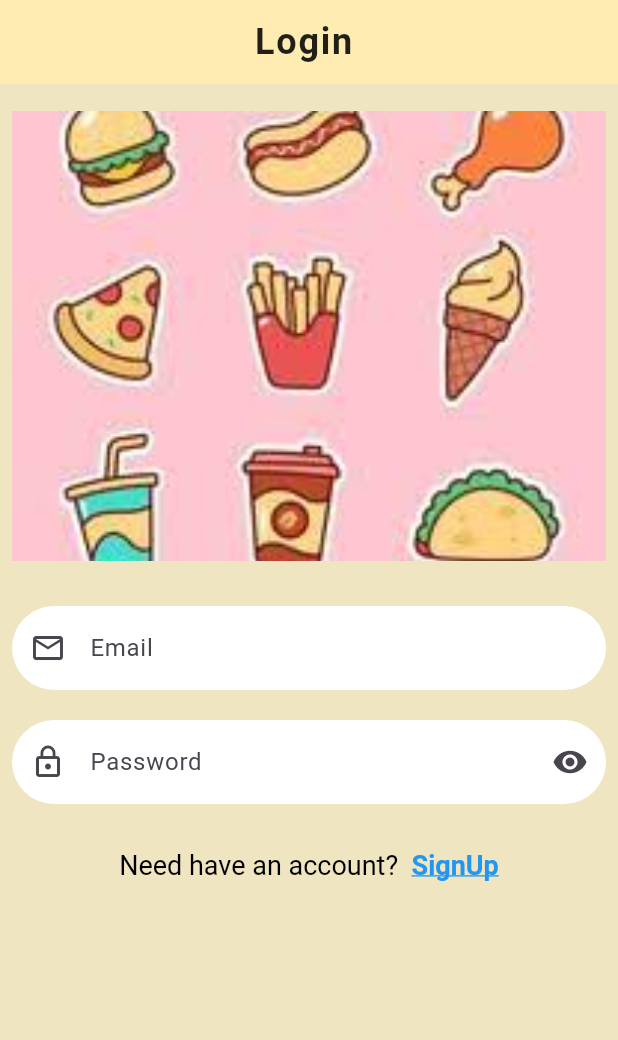
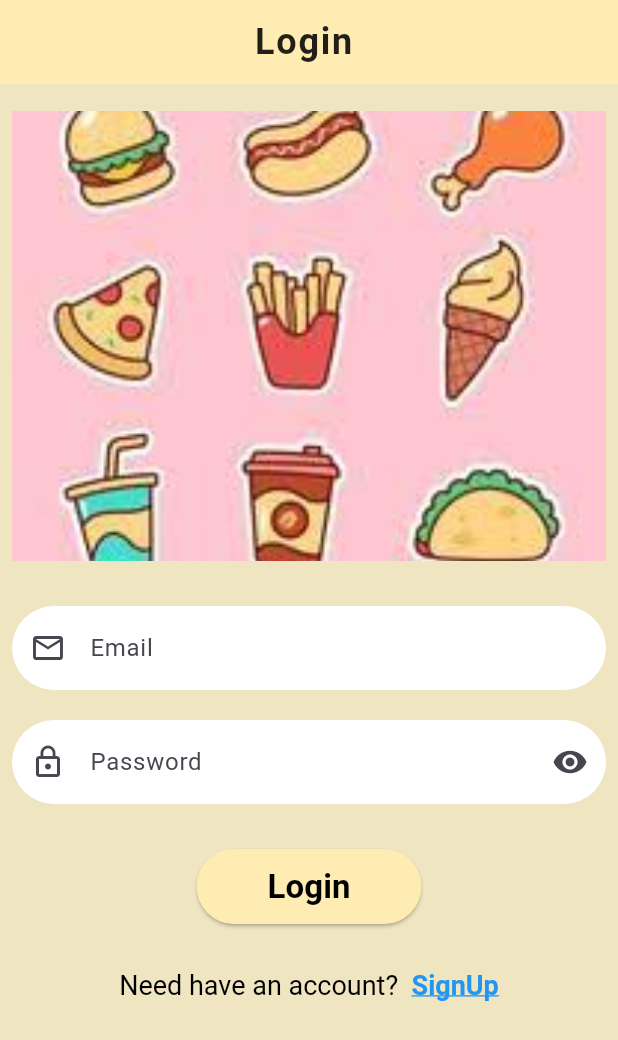
Before and after one commit to Mudasir-Rahman/elvatrix_ui_task, a Flutter app: the screen it shows after launch, after a tap on "Already have account", on a phone screen of 412 x 824 dp. Shown: the top 1040 px of the screen. Run offline on Flutter 3.47's test engine with Material 3 defaults, Android fonts, the light colour scheme and no system bars; our stand-ins replace firebase_auth, firebase_core, flutter_bloc, fluttertoast; accounts and stored records are empty; generated files the repository leaves out were written again.

Commit message:
today i perform login auth with bloc

```diff
--- a/lib/blocs/auth/auth_login/auth_login_event.dart
+++ b/lib/blocs/auth/auth_login/auth_login_event.dart
@@ -4,5 +4,5 @@ abstract class AuthEvent{}
 class  LoginRequested extends AuthEvent{
   final String email;
   final String password ;
-  LoginRequested(this.email,this.password);
+  LoginRequested( this.email,this.password, );
 }
--- /dev/null
+++ b/lib/core/repository/auth_firebase_repository.dart
@@ -0,0 +1,15 @@
+import 'package:firebase_auth/firebase_auth.dart';
+class AuthRepository{
+  final FirebaseAuth firebaseAuth;
+  AuthRepository({FirebaseAuth? firebaseAuth}):
+      firebaseAuth=firebaseAuth?? FirebaseAuth.instance;
+  Future<User?> signIn({required String email ,required String password}) async{
+    final result= await firebaseAuth.signInWithEmailAndPassword(email: email,
+        password: password);
+  return result.user;
+  }
+  Future<void> signOut() async {
+    await firebaseAuth.signOut();
+  }
+
+}
--- a/lib/core/ui_screen/splesh_screen.dart
+++ b/lib/core/services/splesh_screen.dart
@@ -1,7 +1,7 @@
 import 'dart:async';
+import 'package:flutter/material.dart';
 
-import 'package:elvtrix_ui_task/core/ui_screen/home_screen.dart';
-import 'package:flutter/material.dart';
+import '../view/ui_screen/welcome_screen.dart';
 
 class SpleshScreen extends StatefulWidget {
   const SpleshScreen({super.key});
--- a/lib/core/ui_screen/login_screen.dart
+++ /dev/null
@@ -1,116 +0,0 @@
-import 'package:elvtrix_ui_task/core/themes/app_color.dart';
-import 'package:elvtrix_ui_task/core/ui_screen/signUp_screen.dart';
-import 'package:flutter/gestures.dart';
-import 'package:flutter/material.dart';
-
-
-class LoginScreen extends StatefulWidget {
-  const LoginScreen({super.key});
-
-  @override
-  State<LoginScreen> createState() => _LoginScreenState();
-}
-
-class _LoginScreenState extends State<LoginScreen> {
-  @override
-  Widget build(BuildContext context) {
-    return Scaffold(
-      backgroundColor: AppColors.vanilla,
-
-      appBar: AppBar(
-        automaticallyImplyLeading: false,
-        title: const Text(
-          'Login ',
-          style: TextStyle(
-            fontSize: 24,
-            fontWeight: FontWeight.w600,
-            color: Colors.black87,
-            letterSpacing: 1.2,
-          ),
-        ),
-        centerTitle: true,
-        backgroundColor: AppColors.lightOrange,
-      ),
-      body:
-       Padding(
-         padding: const EdgeInsets.all(8.0),
-         child: SingleChildScrollView(child:   Column(
-            children: [
-              const SizedBox(height: 10),
-              SizedBox(
-                height: 300,
-                width: double.infinity,
-                child: const Image(
-                  image: AssetImage('assets/images/loginscreen.jpeg'),
-                  fit: BoxFit.cover,
-                ),
-              ),
-              const SizedBox(height: 30),
-              TextFormField(
-                keyboardType: TextInputType.emailAddress,
-                decoration: InputDecoration(
-                  hintText: 'Enter your email',
-                  labelText: "Email",
-                  prefixIcon: const Icon(Icons.email_outlined),
-                  filled: true,
-                  fillColor: Colors.white,
-                  contentPadding:
-                  const EdgeInsets.symmetric(vertical: 16, horizontal: 20),
-                  border: OutlineInputBorder(
-                    borderRadius: BorderRadius.circular(30),
-                    borderSide: BorderSide.none,
-                  ),
-                ),
-              ),
-              const SizedBox(height: 20),
-              TextFormField(
-                obscureText: true,
-                decoration: InputDecoration(
-                  hintText: 'Enter your password',
-                  labelText: "Password",
-                  prefixIcon: const Icon(Icons.lock_outline),
-                  suffixIcon: const Icon(Icons.visibility),
-                  filled: true,
-                  fillColor: Colors.white,
-                  contentPadding:
-                  const EdgeInsets.symmetric(vertical: 16, horizontal: 20),
-                  border: OutlineInputBorder(
-                    borderRadius: BorderRadius.circular(30),
-                    borderSide: BorderSide.none,
-                  ),
-                ),
-              ),
-              const SizedBox(height: 30),
-              Row(
-                mainAxisAlignment: MainAxisAlignment.center,
-                children: [
-                  RichText(
-                    text: TextSpan(
-                      style: const TextStyle(fontSize: 18, color: Colors.black),
-                      children: [
-                        const TextSpan(text: 'Need have an account?  '),
-                        TextSpan(
-                          text: 'SignUp',
-                          style: const TextStyle(
-                            fontWeight: FontWeight.bold,
-                            color: Colors.blue,
-                            decoration: TextDecoration.underline,
-                          ),
-                          recognizer: TapGestureRecognizer()
-                            ..onTap = () {
-                              Navigator.push(context, MaterialPageRoute(builder: (context) => const SignUpScreen()));
-                            },
-                        ),
-                      ],
-                    ),
-                  ),
-                ],
-              )
-
-            ],
-          ),
-         ),
-       ),
-    );
-  }
-}
--- /dev/null
+++ b/lib/core/view/ui_screen/login_screen.dart
@@ -0,0 +1,191 @@
+import 'package:elvtrix_ui_task/blocs/auth/auth_login/auth_login_bloc.dart';
+import 'package:elvtrix_ui_task/blocs/auth/auth_login/auth_login_event.dart';
+import 'package:elvtrix_ui_task/blocs/auth/auth_login/auth_login_state.dart';
+import 'package:elvtrix_ui_task/core/themes/app_color.dart';
+import 'package:elvtrix_ui_task/core/view/home/home_Screen.dart';
+import 'package:flutter_bloc/flutter_bloc.dart';
+import 'signUp_screen.dart';
+import 'package:flutter/gestures.dart';
+import 'package:flutter/material.dart';
+import 'package:firebase_auth/firebase_auth.dart';
+
+
+
+class LoginScreen extends StatefulWidget {
+  const LoginScreen({super.key});
+
+  @override
+  State<LoginScreen> createState() => _LoginScreenState();
+}
+
+class _LoginScreenState extends State<LoginScreen> {
+  GlobalKey<FormState> formKey=GlobalKey<FormState>();
+  TextEditingController emailController=TextEditingController();
+  TextEditingController passwordController =TextEditingController();
+  @override
+  Widget build(BuildContext context) {
+    return Scaffold(
+      backgroundColor: AppColors.vanilla,
+
+      appBar: AppBar(
+        automaticallyImplyLeading: false,
+        title: const Text(
+          'Login ',
+          style: TextStyle(
+            fontSize: 24,
+            fontWeight: FontWeight.w600,
+            color: Colors.black87,
+            letterSpacing: 1.2,
+          ),
+        ),
+        centerTitle: true,
+        backgroundColor: AppColors.lightOrange,
+      ),
+      body:
+       BlocListener<AuthBloc, AuthState>(
+  listener: (context, state) {
+    if(state is AuthLoadingState){
+      showDialog(context: context,
+          barrierDismissible: false,
+          builder: (_)=>const Center(child:  CircularProgressIndicator(),));
+    }else if(state is AuthSuccessState){
+Navigator.pop(context);
+ScaffoldMessenger.of(context).showSnackBar(const SnackBar(content: Text("Login Successful "),));
+Navigator.push(context, MaterialPageRoute(builder: (context)=>HomeScreen()));
+    }else if (state is AuthFailureState) {
+      Navigator.pop(context); // Close loading dialog
+      ScaffoldMessenger.of(context).showSnackBar(
+        SnackBar(content: Text(state.message)),
+      );
+    }
+
+
+  },
+  child: Form(
+         key: formKey,
+         child: Padding(
+           padding: const EdgeInsets.all(8.0),
+           child: SingleChildScrollView(child:   Column(
+              children: [
+                const SizedBox(height: 10),
+                SizedBox(
+                  height: 300,
+                  width: double.infinity,
+                  child: const Image(
+                    image: AssetImage('assets/images/loginscreen.jpeg'),
+                    fit: BoxFit.cover,
+                  ),
+                ),
+                const SizedBox(height: 30),
+                TextFormField(
+    validator: (value){
+    if(value==null || value.isEmpty){
+    return "Email is required ";
+    }
+    if (!RegExp(r'^[\w-\.]+@([\w-]+\.)+[\w]{2,4}$').hasMatch(value)) {
+
+      return 'Please enter a valid email';
+
+    }},
+                  controller: emailController,
+                  keyboardType: TextInputType.emailAddress,
+                  decoration: InputDecoration(
+                    hintText: 'Enter your email',
+                    labelText: "Email",
+                    prefixIcon: const Icon(Icons.email_outlined),
+                    filled: true,
+                    fillColor: Colors.white,
+                    contentPadding:
+                    const EdgeInsets.symmetric(vertical: 16, horizontal: 20),
+                    border: OutlineInputBorder(
+                      borderRadius: BorderRadius.circular(30),
+                      borderSide: BorderSide.none,
+                    ),
+                  ),
+                ),
+                const SizedBox(height: 20),
+                TextFormField(
+                  validator: (value){
+                    if(value==null || value.isEmpty){
+                      return "Password is required ";
+                    }
+                    if(value.length<6){
+                      return 'Password must be at least 6 characters';
+                    }
+                    return null;
+                  },
+                  controller:  passwordController,
+                  obscureText: true,
+                  decoration: InputDecoration(
+                    hintText: 'Enter your password',
+                    labelText: "Password",
+                    prefixIcon: const Icon(Icons.lock_outline),
+                    suffixIcon: const Icon(Icons.visibility),
+                    filled: true,
+                    fillColor: Colors.white,
+                    contentPadding:
+                    const EdgeInsets.symmetric(vertical: 16, horizontal: 20),
+                    border: OutlineInputBorder(
+                      borderRadius: BorderRadius.circular(30),
+                      borderSide: BorderSide.none,
+                    ),
+                  ),
+                ),
+                const SizedBox(height: 30),
+                SizedBox(
+                  height: 50,
+                  width: 150,
+                  child: ElevatedButton(
+                      style: ElevatedButton.styleFrom(
+
+                        backgroundColor: AppColors.lightOrange,
+                        shape: RoundedRectangleBorder(borderRadius:BorderRadius.circular(30)),
+                      ),
+                      onPressed: (){
+                        if(formKey.currentState!.validate()){
+                          BlocProvider.of<AuthBloc>(context).add(
+                            LoginRequested(
+                                emailController.text.trim(),
+
+                                passwordController.text.trim()),
+                          );
+                        }
+                      },
+                      child: Text("Login",style: TextStyle(fontSize: 22,fontWeight: FontWeight.bold,color: Colors.black),)),
+                ),
+                const SizedBox(height: 30),
+                Row(
+                  mainAxisAlignment: MainAxisAlignment.center,
+                  children: [
+                    RichText(
+                      text: TextSpan(
+                        style: const TextStyle(fontSize: 18, color: Colors.black),
+                        children: [
+                          const TextSpan(text: 'Need have an account?  '),
+                          TextSpan(
+                            text: 'SignUp',
+                            style: const TextStyle(
+                              fontWeight: FontWeight.bold,
+                              color: Colors.blue,
+                              decoration: TextDecoration.underline,
+                            ),
+                            recognizer: TapGestureRecognizer()
+                              ..onTap = () {
+                                Navigator.push(context, MaterialPageRoute(builder: (context) => const SignUpScreen()));
+                              },
+                          ),
+                        ],
+                      ),
+                    ),
+                  ],
+                )
+
+              ],
+            ),
+           ),
+         ),
+       ),
+),
+    );
+  }
+}
--- a/lib/core/ui_screen/signUp_screen.dart
+++ b/lib/core/view/ui_screen/signUp_screen.dart
@@ -1,5 +1,5 @@
 import 'package:elvtrix_ui_task/core/themes/app_color.dart';
-import 'package:elvtrix_ui_task/core/ui_screen/login_screen.dart';
+import 'login_screen.dart';
 import 'package:flutter/gestures.dart';
 import 'package:flutter/material.dart';
 
--- a/lib/core/ui_screen/home_screen.dart
+++ b/lib/core/view/ui_screen/welcome_screen.dart
@@ -1,7 +1,8 @@
 import 'package:elvtrix_ui_task/core/themes/app_color.dart';
-import 'package:elvtrix_ui_task/core/ui_screen/login_screen.dart';
-import 'package:elvtrix_ui_task/core/ui_screen/signUp_screen.dart';
+import 'package:elvtrix_ui_task/core/view/ui_screen/signUp_screen.dart';
 import 'package:flutter/material.dart';
+
+import 'login_screen.dart';
 
 class HomeScreen extends StatefulWidget {
   const HomeScreen({super.key});
--- a/lib/main.dart
+++ b/lib/main.dart
@@ -1,30 +1,44 @@
-import 'package:elvtrix_ui_task/core/ui_screen/splesh_screen.dart';
+import 'package:elvtrix_ui_task/blocs/auth/auth_login/auth_login_bloc.dart';
+import 'package:elvtrix_ui_task/core/repository/auth_firebase_repository.dart';
+import 'package:elvtrix_ui_task/core/services/splesh_screen.dart';
 import 'package:firebase_core/firebase_core.dart';
 import 'package:flutter/material.dart';
-
+import 'package:flutter_bloc/flutter_bloc.dart';
 import 'firebase_options.dart';
 
-void main() async{
+void main() async {
   WidgetsFlutterBinding.ensureInitialized();
+
+  // Initialize Firebase
   await Firebase.initializeApp(
-      options: DefaultFirebaseOptions.currentPlatform,);
-  runApp(const MyApp());
+    options: DefaultFirebaseOptions.currentPlatform,
+  );
+
+  // Create instance of your AuthRepository
+  final authRepository = AuthRepository();
+
+  // Run the app with BlocProvider
+  runApp(
+    BlocProvider<AuthBloc>(
+      create: (_) => AuthBloc(authRepository: authRepository),
+      child: const MyApp(),
+    ),
+  );
 }
 
 class MyApp extends StatelessWidget {
   const MyApp({super.key});
 
-  // This widget is the root of your application.
   @override
   Widget build(BuildContext context) {
     return MaterialApp(
       debugShowCheckedModeBanner: false,
-      title: 'Flutter Demo',
+      title: 'Elvtrix Login App',
       theme: ThemeData(
-
         colorScheme: ColorScheme.fromSeed(seedColor: Colors.deepPurple),
+        useMaterial3: true,
       ),
-      home: SpleshScreen(),
+      home: const SpleshScreen(),
     );
   }
 }
--- a/pubspec.yaml
+++ b/pubspec.yaml
@@ -37,6 +37,7 @@ dependencies:
   firebase_core: ^3.15.1
   firebase_auth: ^5.6.2
   flutter_bloc: ^8.1.3
+  fluttertoast: ^8.2.12
 
 dev_dependencies:
   flutter_test:
```
Also changed, not shown: lib/blocs/auth/auth_login/auth_login_bloc.dart (+23 -19 lines), lib/core/utils_services/utils/utils.dart (added, +14 -0 lines), lib/core/view/home/home_Screen.dart (added, +18 -0 lines), lib/blocs/auth/auth_signup/auth_signup_bloc.dart (added), lib/blocs/auth/auth_signup/auth_signup_event.dart (added), lib/blocs/auth/auth_signup/auth_signup_state.dart (added), lib/core/services/splesh_serviced.dart (added), pubspec.lock, 4 other files.
